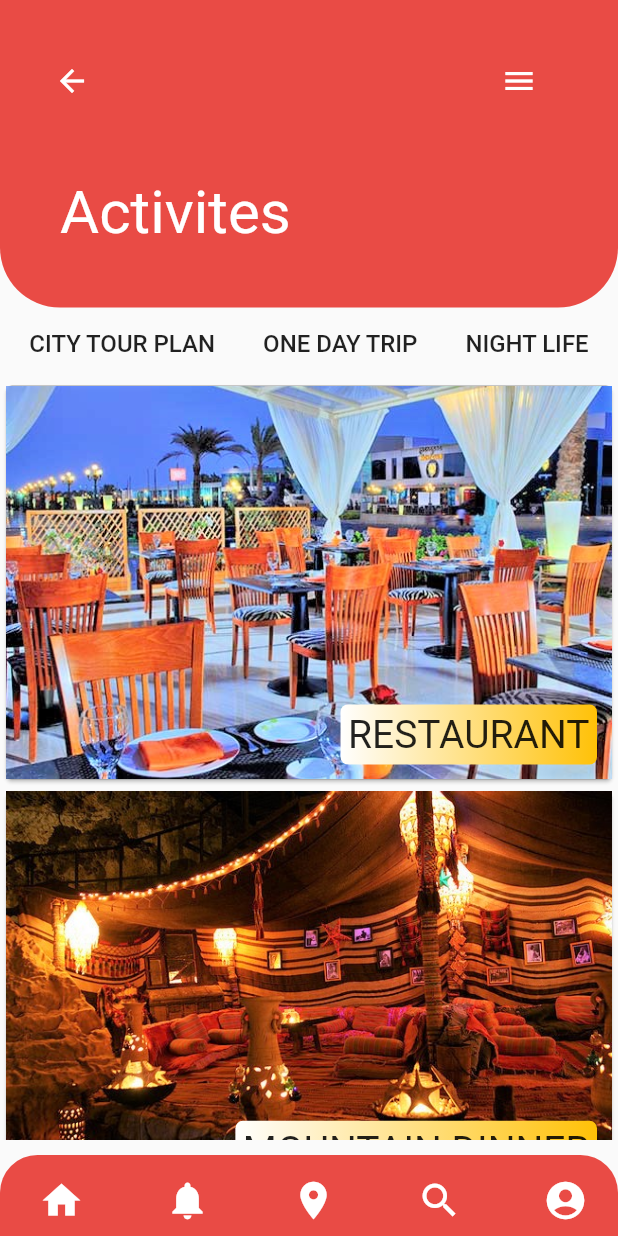
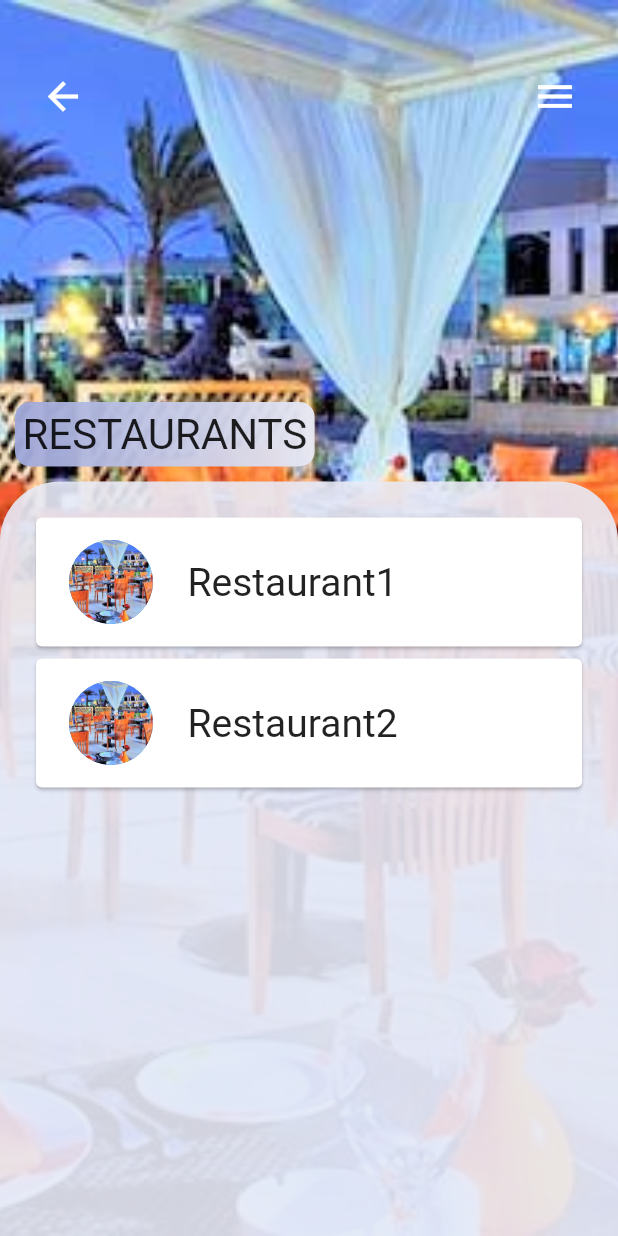
Before and after one commit to HassanTarek1/Sharm, a Flutter app: the screen it shows after launch, on a phone screen of 412 x 824 dp. Run offline on Flutter 3.47's test engine with Material 2 defaults, Android fonts, the light colour scheme and no system bars; Roboto replaces fonts that are missing (Garamond).

Commit message:
Restaurants

```diff
--- a/lib/Activities.dart
+++ b/lib/NightLife.dart
@@ -1,18 +1,18 @@
 import 'package:flutter/material.dart';
 
-class Activities extends StatefulWidget {
+class NightLife extends StatefulWidget {
   @override
-  _ActivitiesState createState() => _ActivitiesState();
+  _NightLifeState createState() => _NightLifeState();
 }
 
-class _ActivitiesState extends State<Activities> {
+class _NightLifeState extends State<NightLife> {
   @override
   Widget build(BuildContext context) {
     return Scaffold(
       body: Column(
         children: <Widget>[
           Container(
-            padding: EdgeInsets.fromLTRB(10, 30, 10, 30),
+            padding: EdgeInsets.fromLTRB(10, 50, 10, 30),
             decoration: BoxDecoration(
               color:  const Color.fromRGBO(233, 75, 69,1),
               borderRadius: new BorderRadius.only(
@@ -25,17 +25,19 @@
               crossAxisAlignment: CrossAxisAlignment.start,
               children: <Widget>[
                 Row(
-
                   children: <Widget>[
-                    FlatButton.icon(onPressed: (){}, icon: Icon(
+                    IconButton(onPressed: (){}, icon: Icon(
                       Icons.arrow_back,
                       color: Colors.white,
-                    ), label: Text('')),
-                    SizedBox(width: 210,),
-                    FlatButton.icon(onPressed:() {}, icon: Icon(
+                      size: 30,
+                      )
+                    ),
+                    SizedBox(width: 280,),
+                    IconButton(onPressed:() {}, icon: Icon(
                       Icons.menu,
                       color: Colors.white,
-                    ), label: Text(''),),
+                      size: 30,
+                    )),
 
                   ],
                 ),
--- /dev/null
+++ b/lib/activities_inside/Restaurants.dart
@@ -0,0 +1,113 @@
+import 'dart:ui';
+
+import 'package:flutter/cupertino.dart';
+import 'package:flutter/material.dart';
+
+
+class Restaurants extends StatefulWidget {
+  @override
+  _RestaurantsState createState() => _RestaurantsState();
+}
+
+class _RestaurantsState extends State<Restaurants> {
+  @override
+  Widget build(BuildContext context) {
+    return Scaffold(
+      body: Container(
+        decoration: BoxDecoration(
+          image: DecorationImage(
+            image: AssetImage('assets/restaurant.jpg'),
+            fit: BoxFit.cover
+          )
+        ),
+        child: Column(
+          crossAxisAlignment: CrossAxisAlignment.start,
+          mainAxisAlignment: MainAxisAlignment.end,
+          children: <Widget>[
+            Container(
+              margin: EdgeInsets.fromLTRB(0, 0, 0, 160),
+              padding: const EdgeInsets.fromLTRB(10, 40, 10, 10),
+              child: Row(
+                mainAxisAlignment: MainAxisAlignment.center,
+                children: <Widget>[
+                  IconButton(onPressed: (){}, icon: Icon(
+                    Icons.arrow_back,
+                    color: Colors.white,
+                    size: 30,
+                  )
+                  ),
+                  SizedBox(width: 280,),
+                  IconButton(onPressed:() {}, icon: Icon(
+                    Icons.menu,
+                    color: Colors.white,
+                    size: 30,
+                  )),
+
+                ],
+              ),
+            ),
+            Container(
+              margin: EdgeInsets.all(10),
+              padding: EdgeInsets.all(5),
+              decoration: BoxDecoration(
+                  gradient:LinearGradient(colors: [Colors.indigo[200].withOpacity(0.95), Colors.indigo[50].withOpacity(0.95)] ),
+                borderRadius: BorderRadius.all(const Radius.circular(10))
+                  ),
+              child: Text('RESTAURANTS',
+              style: TextStyle(fontSize: 28),),
+              ),
+
+            Expanded(
+                child: Container(
+                  padding: EdgeInsets.all(20),
+                  width: MediaQuery.of(context).size.width,
+                  height: MediaQuery.of(context).size.height*(2/3),
+                  decoration: BoxDecoration(
+                      color: Colors.indigo[50].withOpacity(0.9),
+                      borderRadius: new BorderRadius.only(
+                        topLeft: const Radius.circular(40.0),
+                        topRight: const Radius.circular(40.0),
+                      )
+                  ),
+                  child: SizedBox(
+                    child: ListView(
+                      children: <Widget>[
+                        Card(
+                          child: ListTile(
+                            contentPadding: const EdgeInsets.all(15),
+                            onTap: (){},
+                            title: Text('Restaurant1',
+                              style: TextStyle(
+                                  fontSize: 26
+                              ),),
+                            leading: CircleAvatar(
+                              backgroundImage: AssetImage('assets/restaurant.jpg'),
+                              radius: 35,
+                            ),
+                          ),
+                        ),
+                        Card(
+                          child: ListTile(
+                            contentPadding: const EdgeInsets.all(15),
+                            onTap: (){},
+                            title: Text('Restaurant2',
+                              style: TextStyle(
+                                  fontSize: 26
+                              ),),
+                            leading: CircleAvatar(
+                              backgroundImage: AssetImage('assets/restaurant.jpg'),
+                              radius: 35,
+                            ),
+                          ),
+                        ),
+                      ],
+                    ),
+                  ),
+                ),
+            ),
+          ],
+        ),
+      ),
+    );
+  }
+}
--- a/lib/main.dart
+++ b/lib/main.dart
@@ -1,9 +1,10 @@
 import 'package:flutter/material.dart';
+import 'package:sharm/activities_inside/Restaurants.dart';
 
-import 'Activities.dart';
+import 'NightLife.dart';
 
 void main() => runApp(MaterialApp(
   debugShowCheckedModeBanner: false,
-  home: Activities(),
+  home: Restaurants(),
 
 ));
```
